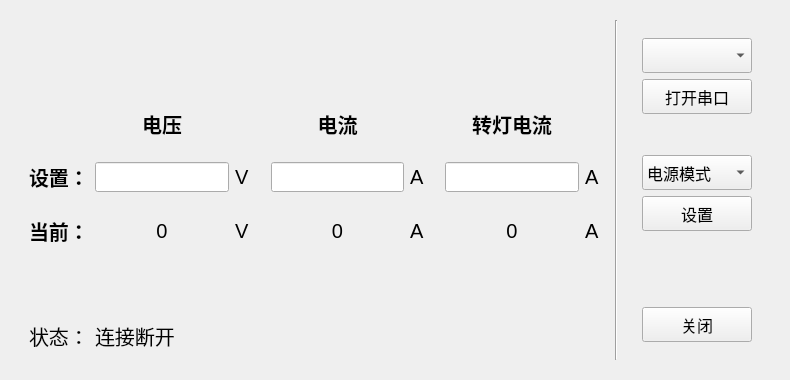
First picture: the form in widget.ui, repository ryanwong1999/GreenCharge_Qt, before the edit.
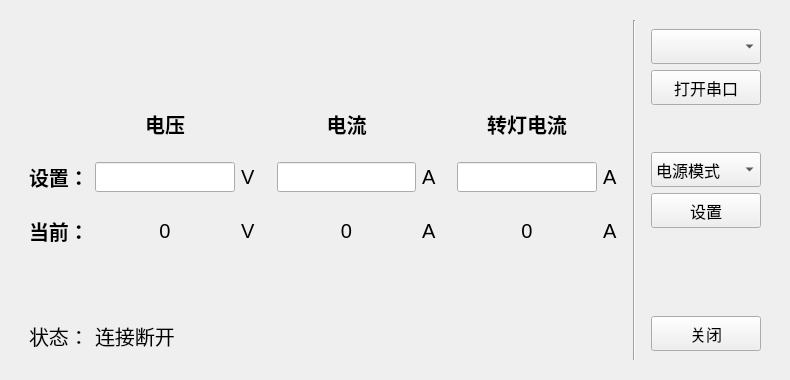
Second picture: the form after the edit. Icons and pictures are not drawn. Custom widgets are drawn as their Qt base class.

```diff
--- a/widget.ui
+++ b/widget.ui
@@ -102,6 +102,21 @@
           </spacer>
          </item>
          <item>
+          <widget class="QWidget" name="widget_7" native="true">
+           <layout class="QVBoxLayout" name="verticalLayout_2">
+            <property name="leftMargin">
+             <number>0</number>
+            </property>
+            <property name="topMargin">
+             <number>0</number>
+            </property>
+            <property name="rightMargin">
+             <number>0</number>
+            </property>
+            <property name="bottomMargin">
+             <number>0</number>
+            </property>
+            <item>
           <layout class="QGridLayout" name="gridLayout">
            <property name="leftMargin">
             <number>0</number>
@@ -453,6 +468,9 @@
            </item>
           </layout>
          </item>
+           </layout>
+          </widget>
+         </item>
          <item>
           <spacer name="verticalSpacer_2">
            <property name="orientation">
@@ -550,6 +568,18 @@
          <item>
           <widget class="QWidget" name="widget_2" native="true">
            <layout class="QVBoxLayout" name="verticalLayout">
+            <property name="leftMargin">
+             <number>0</number>
+            </property>
+            <property name="topMargin">
+             <number>0</number>
+            </property>
+            <property name="rightMargin">
+             <number>0</number>
+            </property>
+            <property name="bottomMargin">
+             <number>0</number>
+            </property>
             <item>
              <widget class="MyComboBox" name="comboBox_serial">
               <property name="minimumSize">
```
Left out of the diff: 2 changed lines with no effect on the pictures. Lines whose indentation alone changed are shown as unchanged.
